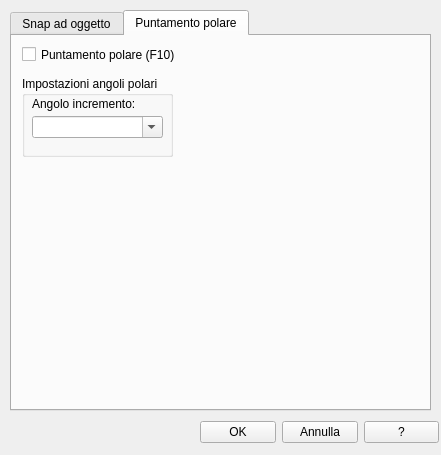
Before: the Qt Designer form qad_dsettings.ui in geosim/QAD, drawn with Qt 5.
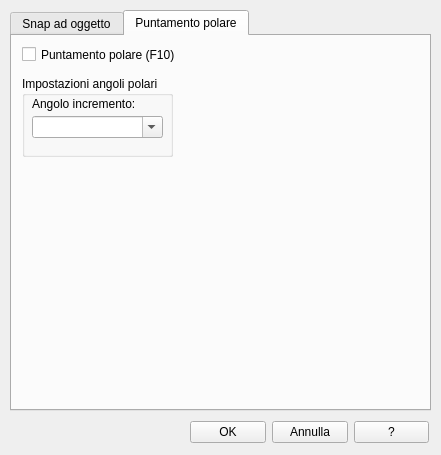
After: the same form once the commit is applied. Icons and pictures are not drawn.

What changed in the file:
```diff
--- a/qad_dsettings.ui
+++ b/qad_dsettings.ui
@@ -575,7 +575,7 @@
   <widget class="QWidget" name="layoutWidget">
    <property name="geometry">
     <rect>
-     <x>200</x>
+     <x>190</x>
      <y>420</y>
      <width>239</width>
      <height>25</height>
```
